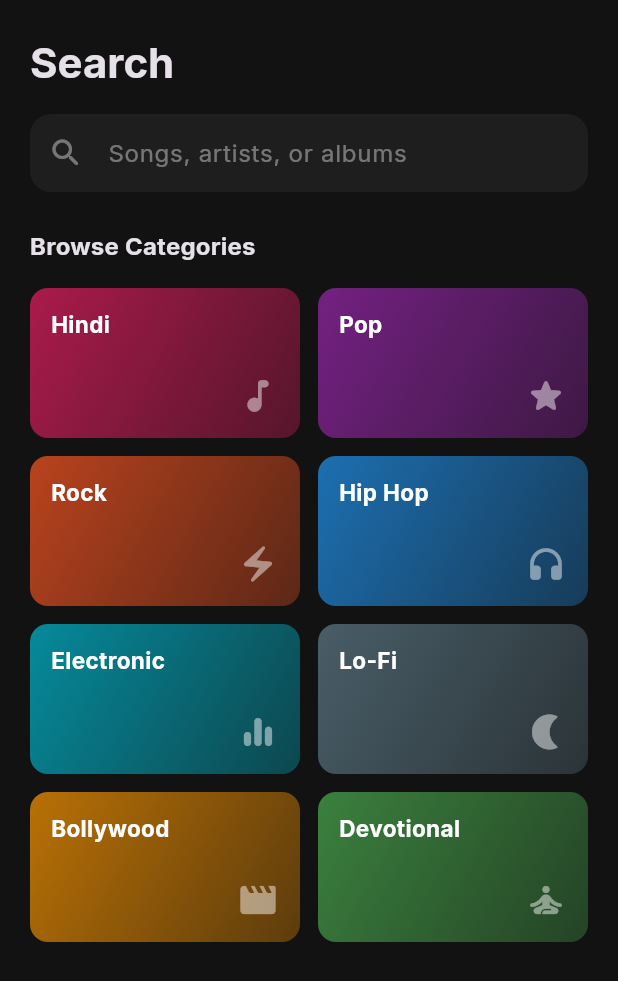
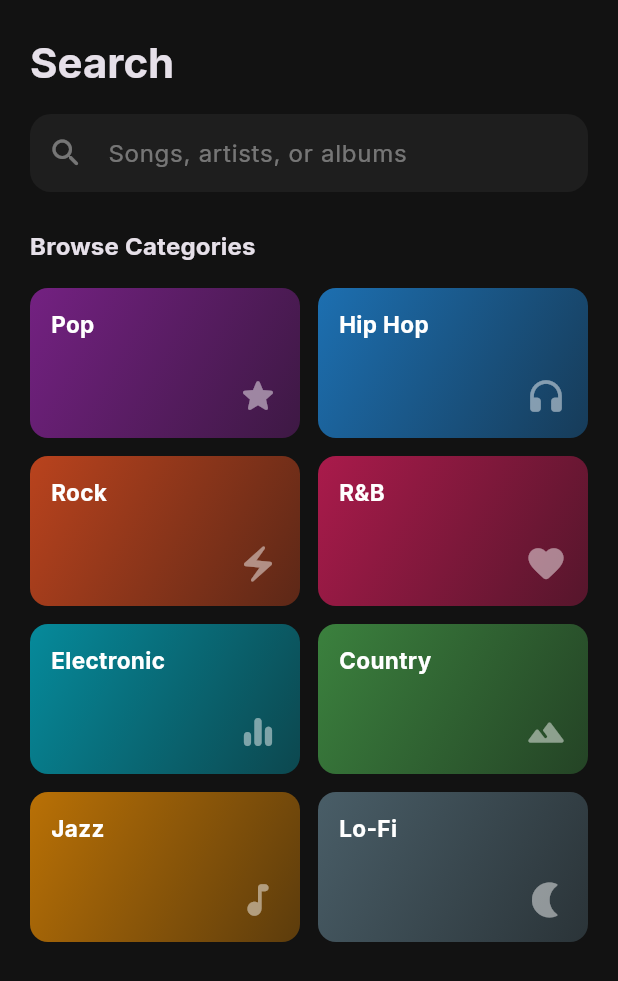
Before and after one commit to RiftWaveOrg/RiftWave-Music, a Flutter app: the SearchScreen screen opened by its route, on a phone screen of 412 x 824 dp. Shown: the top 981 px of the screen. Run offline on Flutter 3.47's test engine with Material 3 defaults, Android fonts, the phone set to English and light mode, and no system bars; drawn by our look-alikes of dynamic_color, flutter_animate; our stand-ins replace audio_service, cached_network_image, dio, get, google_fonts, hive and 7 more; missing offline and left inert: youtube_explode_dart; accounts and stored records are empty; network calls fail.

Commit message:
fix: improve auto-play queue duplicate filtering, add play queue reordering and clear button, and make search categories region-specific

```diff
--- a/lib/features/search/views/search_screen.dart
+++ b/lib/features/search/views/search_screen.dart
@@ -2,6 +2,7 @@ import 'package:flutter/material.dart';
 import 'package:get/get.dart';
 import 'package:flutter_animate/flutter_animate.dart';
 import 'package:riftwave_music/features/search/controllers/search_controller.dart';
+import 'package:riftwave_music/features/settings/controllers/settings_controller.dart';
 import 'package:riftwave_music/shared/controllers/audio_player_controller.dart';
 import 'package:riftwave_music/shared/widgets/song_tile.dart';
 import 'package:riftwave_music/core/database/models/song_model.dart';
@@ -308,16 +309,69 @@ class SearchScreen extends GetView<MusicSearchController> {
   }
 
   Widget _buildBrowseCategories(ColorScheme colorScheme, ThemeData theme) {
-    final categories = [
+    List<Map<String, dynamic>> categories = [];
+
+    try {
+      final regionCode = Get.find<SettingsController>().regionCode.value;
+      if (regionCode == 'IN') {
+        categories = [
           {'name': 'Hindi', 'icon': Icons.music_note_rounded, 'color': 0xFFE91E63},
+          {'name': 'Bollywood', 'icon': Icons.movie_rounded, 'color': 0xFFFF9800},
+          {'name': 'Punjabi', 'icon': Icons.star_rounded, 'color': 0xFF9C27B0},
+          {'name': 'Tamil', 'icon': Icons.library_music_rounded, 'color': 0xFF2196F3},
+          {'name': 'Telugu', 'icon': Icons.electric_bolt_rounded, 'color': 0xFFFF5722},
+          {'name': 'Lo-Fi', 'icon': Icons.nightlight_rounded, 'color': 0xFF607D8B},
+          {'name': 'Devotional', 'icon': Icons.self_improvement_rounded, 'color': 0xFF4CAF50},
+          {'name': 'Pop', 'icon': Icons.headphones_rounded, 'color': 0xFF00BCD4},
+        ];
+      } else if (regionCode == 'US' || regionCode == 'GB') {
+        categories = [
+          {'name': 'Pop', 'icon': Icons.star_rounded, 'color': 0xFF9C27B0},
+          {'name': 'Hip Hop', 'icon': Icons.headphones_rounded, 'color': 0xFF2196F3},
+          {'name': 'Rock', 'icon': Icons.electric_bolt_rounded, 'color': 0xFFFF5722},
+          {'name': 'R&B', 'icon': Icons.favorite_rounded, 'color': 0xFFE91E63},
+          {'name': 'Electronic', 'icon': Icons.equalizer_rounded, 'color': 0xFF00BCD4},
+          {'name': 'Country', 'icon': Icons.landscape_rounded, 'color': 0xFF4CAF50},
+          {'name': 'Jazz', 'icon': Icons.music_note_rounded, 'color': 0xFFFF9800},
+          {'name': 'Lo-Fi', 'icon': Icons.nightlight_rounded, 'color': 0xFF607D8B},
+        ];
+      } else if (regionCode == 'JP' || regionCode == 'KR') {
+        categories = [
+          {'name': 'K-Pop', 'icon': Icons.star_rounded, 'color': 0xFFE91E63},
+          {'name': 'J-Pop', 'icon': Icons.music_note_rounded, 'color': 0xFF9C27B0},
+          {'name': 'Anime', 'icon': Icons.movie_rounded, 'color': 0xFFFF5722},
+          {'name': 'Hip Hop', 'icon': Icons.headphones_rounded, 'color': 0xFF2196F3},
+          {'name': 'Electronic', 'icon': Icons.equalizer_rounded, 'color': 0xFF00BCD4},
+          {'name': 'Rock', 'icon': Icons.electric_bolt_rounded, 'color': 0xFFFF9800},
+          {'name': 'Lo-Fi', 'icon': Icons.nightlight_rounded, 'color': 0xFF607D8B},
+          {'name': 'Classical', 'icon': Icons.piano_rounded, 'color': 0xFF4CAF50},
+        ];
+      } else if (regionCode == 'ES' || regionCode == 'MX' || regionCode == 'AR') {
+        categories = [
+          {'name': 'Latin Pop', 'icon': Icons.star_rounded, 'color': 0xFFE91E63},
+          {'name': 'Reggaeton', 'icon': Icons.local_fire_department_rounded, 'color': 0xFFFF5722},
+          {'name': 'Hip Hop', 'icon': Icons.headphones_rounded, 'color': 0xFF2196F3},
+          {'name': 'Rock', 'icon': Icons.electric_bolt_rounded, 'color': 0xFF9C27B0},
+          {'name': 'Electronic', 'icon': Icons.equalizer_rounded, 'color': 0xFF00BCD4},
+          {'name': 'Regional', 'icon': Icons.landscape_rounded, 'color': 0xFF4CAF50},
+          {'name': 'Salsa', 'icon': Icons.music_note_rounded, 'color': 0xFFFF9800},
+          {'name': 'Lo-Fi', 'icon': Icons.nightlight_rounded, 'color': 0xFF607D8B},
+        ];
+      }
+    } catch (_) {}
+
+    if (categories.isEmpty) {
+      categories = [
         {'name': 'Pop', 'icon': Icons.star_rounded, 'color': 0xFF9C27B0},
         {'name': 'Rock', 'icon': Icons.electric_bolt_rounded, 'color': 0xFFFF5722},
         {'name': 'Hip Hop', 'icon': Icons.headphones_rounded, 'color': 0xFF2196F3},
         {'name': 'Electronic', 'icon': Icons.equalizer_rounded, 'color': 0xFF00BCD4},
         {'name': 'Lo-Fi', 'icon': Icons.nightlight_rounded, 'color': 0xFF607D8B},
-      {'name': 'Bollywood', 'icon': Icons.movie_rounded, 'color': 0xFFFF9800},
-      {'name': 'Devotional', 'icon': Icons.self_improvement_rounded, 'color': 0xFF4CAF50},
+        {'name': 'Jazz', 'icon': Icons.music_note_rounded, 'color': 0xFFFF9800},
+        {'name': 'Classical', 'icon': Icons.piano_rounded, 'color': 0xFF4CAF50},
+        {'name': 'Global', 'icon': Icons.public_rounded, 'color': 0xFFE91E63},
       ];
+    }
 
     return Padding(
       padding: const EdgeInsets.symmetric(horizontal: 20),
```
Also changed, not shown: lib/features/player/views/player_screen.dart (+39 -4 lines), lib/shared/controllers/audio_player_controller.dart (+30 -11 lines). Lines whose indentation alone changed are shown as unchanged.
